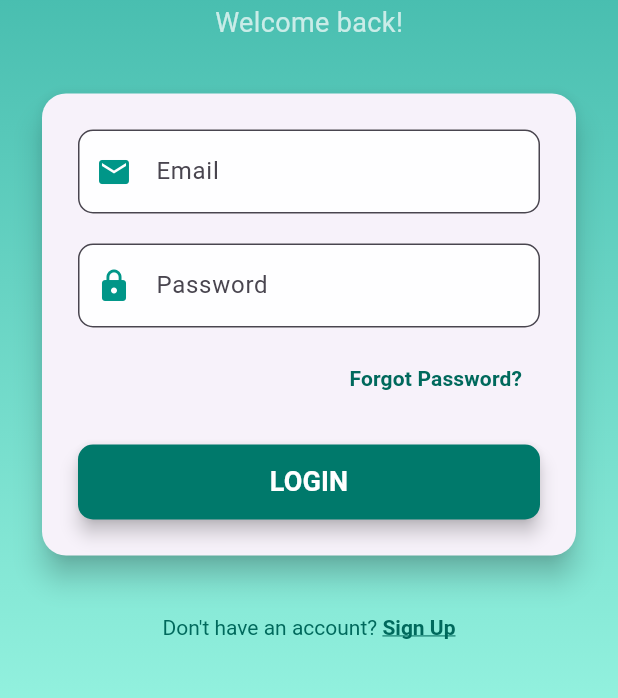
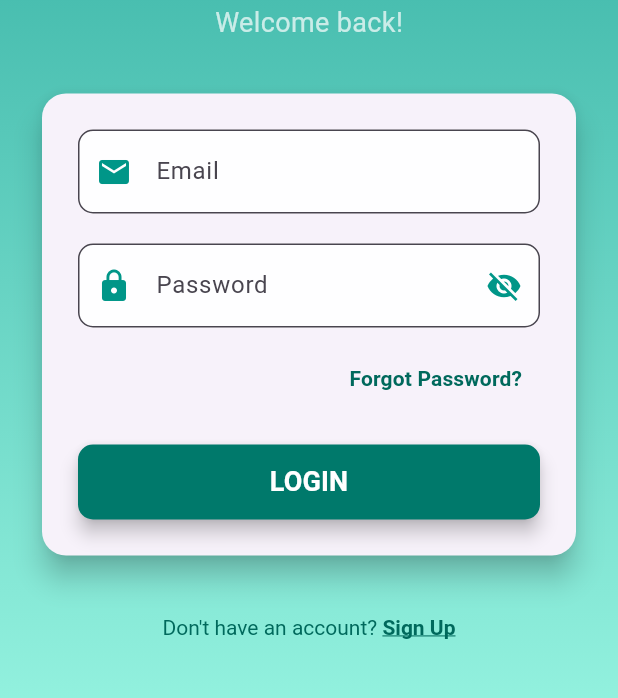
Before and after one commit to topmasum/Pet-guardian-, a Flutter app: the screen it shows after launch, after a tap on "Login", on a phone screen of 412 x 824 dp, the part 337-1035 px from its top. Run offline on Flutter 3.47's test engine with Material 3 defaults, Android fonts, the phone set to English and light mode, and no system bars; our stand-ins replace cloud_firestore, firebase_auth, firebase_core, image_picker; accounts and stored records are empty.

Commit message:
added eye icon

```diff
--- a/lib/login_page.dart
+++ b/lib/login_page.dart
@@ -15,6 +15,8 @@ class _LoginPageState extends State<LoginPage> {
   final _formKey = GlobalKey<FormState>();
   bool _isLoading = false;
   bool _isSendingResetEmail = false;
+  bool _obscurePassword = true;
+
 
   Future<void> _login() async {
     if (!_formKey.currentState!.validate()) return;
@@ -160,13 +162,24 @@ class _LoginPageState extends State<LoginPage> {
                               decoration: InputDecoration(
                                 labelText: 'Password',
                                 prefixIcon: Icon(Icons.lock, color: Colors.teal),
+                                suffixIcon: IconButton(
+                                  icon: Icon(
+                                    _obscurePassword ? Icons.visibility_off : Icons.visibility,
+                                    color: Colors.teal,
+                                  ),
+                                  onPressed: () {
+                                    setState(() {
+                                      _obscurePassword = !_obscurePassword;
+                                    });
+                                  },
+                                ),
                                 border: OutlineInputBorder(
                                   borderRadius: BorderRadius.circular(10),
                                 ),
                                 filled: true,
                                 fillColor: Colors.white.withOpacity(0.9),
                               ),
-                              obscureText: true,
+                              obscureText: _obscurePassword,
                               textInputAction: TextInputAction.done,
                               validator: (value) => value!.isEmpty
                                   ? 'Please enter your password'
@@ -175,6 +188,7 @@ class _LoginPageState extends State<LoginPage> {
                                   : null,
                               onFieldSubmitted: (_) => _login(),
                             ),
+
                             SizedBox(height: 10),
                             Align(
                               alignment: Alignment.centerRight,
```
